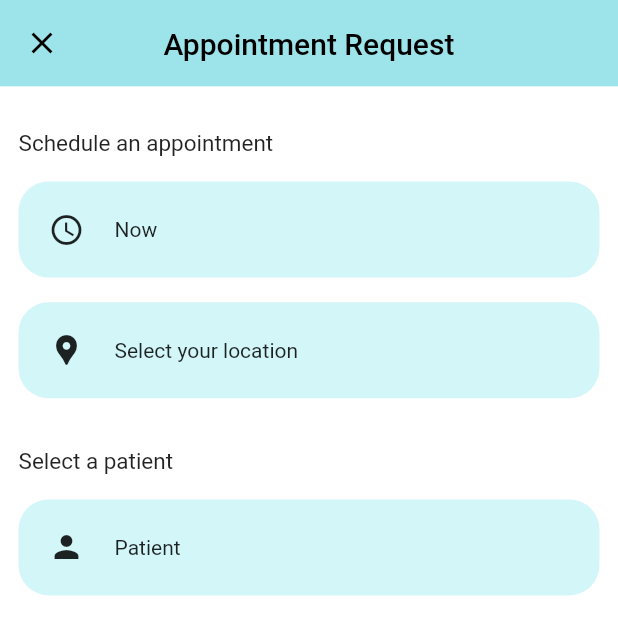
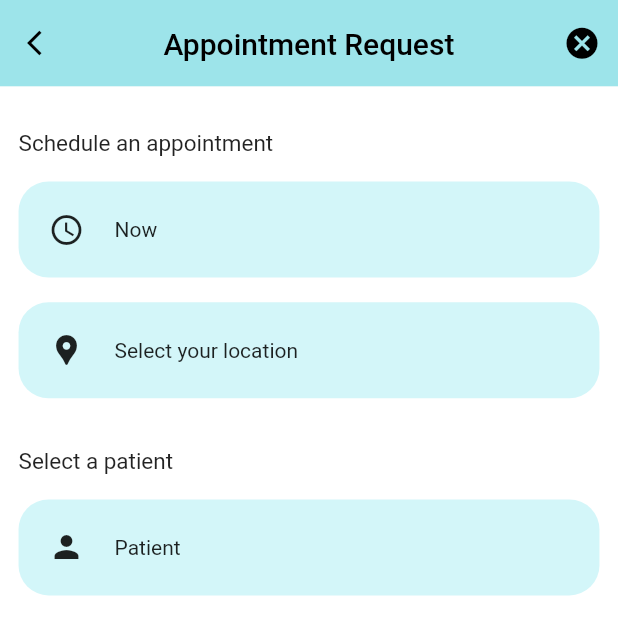
Before and after one commit to wanysamsuri/flutter_clinical, a Flutter app: the AppointmentForm screen opened directly, on a phone screen of 412 x 824 dp, the top half of it. Run offline on Flutter 3.47's test engine with Material 2 defaults, Android fonts, the phone set to English and light mode, and no system bars; our stand-ins replace cached_network_image, carousel_slider, device_info_plus, email_validator, flutter_rating_stars, fluttertoast and 15 more; missing offline and left inert: clickable_list_wheel_view, flutter_3d_choice_chip, gauges, html2md, onesignal_flutter, pretty_gauge and 2 more; accounts and stored records are empty.

```diff
--- a/lib/connected/strava_activity.dart
+++ b/lib/connected/strava_activity.dart
@@ -13,6 +13,7 @@ import 'package:skeleton_text/skeleton_text.dart';
 
 import '../constant.dart';
 import '../record_screen.dart';
+import '../screens/empty_state_screen.dart';
 import '../screens/profile/edit_password.dart';
 import '../screens/profile/edit_profile.dart';
 import '../services/api_service.dart';
--- a/lib/screens/appointment/appointment_form.dart
+++ b/lib/screens/appointment/appointment_form.dart
@@ -2,9 +2,11 @@ import 'package:flutter/cupertino.dart';
 import 'package:flutter/material.dart';
 import 'package:flutter/src/foundation/key.dart';
 import 'package:flutter/src/widgets/framework.dart';
+import 'package:flutter_clinic/mainpage.dart';
 import 'package:responsive_sizer/responsive_sizer.dart';
 
 import '../../constant.dart';
+import '../home_screen.dart';
 
 // List<Widget> services = <Widget>[
 //   Text('Doctor - Home Visit'),
@@ -66,13 +68,29 @@ class _AppointmentFormState extends State<AppointmentForm> {
           centerTitle: true,
           leading: GestureDetector(
             child: const Icon(
-                Icons.close,
+              Icons.arrow_back_ios,
               color: Colors.black,
+              size: 20,
             ),
             onTap: () {
               Navigator.pop(context);
             },
-            )),
+          ),
+          actions: <Widget>[
+            IconButton(
+              iconSize: 25,
+              icon: const Icon(
+                Icons.cancel,
+                color: Colors.black,
+              ),
+              onPressed: () {
+                Navigator.of(context).pushAndRemoveUntil(
+                    MaterialPageRoute(builder: (context) => HomeScreen()),
+                    (Route<dynamic> route) => false);
+              },
+            ),
+          ],
+        ),
         body: SingleChildScrollView(
           child: Container(
               padding: EdgeInsets.all(Adaptive.w(3)),
--- a/lib/screens/notification/view_noti.dart
+++ b/lib/screens/notification/view_noti.dart
@@ -13,6 +13,8 @@ import 'package:skeleton_text/skeleton_text.dart';
 import '../../customshape.dart';
 import '../../services/api_service.dart';
 import 'package:responsive_sizer/responsive_sizer.dart';
+
+import '../empty_state_screen.dart';
 
 class ViewNotification extends StatefulWidget {
   const ViewNotification({Key? key}) : super(key: key);
--- a/lib/services/api_service.dart
+++ b/lib/services/api_service.dart
@@ -625,7 +625,7 @@ class ApiService {
     SharedPreferences storage = await SharedPreferences.getInstance();
 
     final headerToken = storage.getString('token');
-    final endpointActivity = Uri.parse('$baseUrl/stravas');
+    final endpointActivity = Uri.parse('$baseUrl/stravas/sync-activities');
     final response = await http.get(endpointActivity, headers: {
       'Accept': 'application/json',
       'Authorization': 'Bearer $headerToken'
@@ -633,8 +633,7 @@ class ApiService {
     if (response.statusCode == 200) {
       final responseBody = json.decode(response.body)['data'];
       return responseBody;
-    }
-    else if (response.statusCode == 401) {
+    } else if (response.statusCode == 401) {
       await storage.clear();
       Get.offAllNamed('/loading');
     }
```
Also changed, not shown: lib/connected/strava_profile.dart (+2 -6 lines), lib/screens/health record/empty_state.dart (+4 -4 lines). Lines whose indentation alone changed are shown as unchanged.
